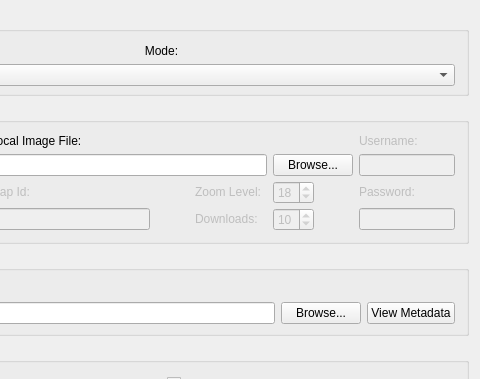
The window that gui/mainwindow.ui (DigitalGlobe/GGD-OpenSpaceNet) describes before a commit, drawn with Qt 5; both pictures show x 161 to 641 and y 0 to 379 of the 641 by 907 pixel window.
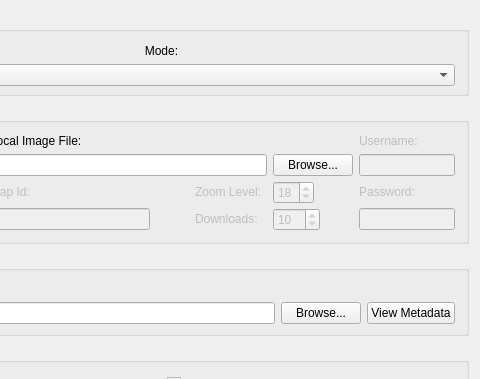
The same window after the commit. Icons and pictures are not drawn.

Commit message: Changed the max downloads to 200

```diff
--- a/gui/mainwindow.ui
+++ b/gui/mainwindow.ui
@@ -1066,6 +1066,9 @@
          <property name="toolTip">
           <string/>
          </property>
+         <property name="maximum">
+          <number>200</number>
+         </property>
          <property name="value">
           <number>10</number>
          </property>
```
Left out of the diff: 2 changed lines with no effect on the pictures.
